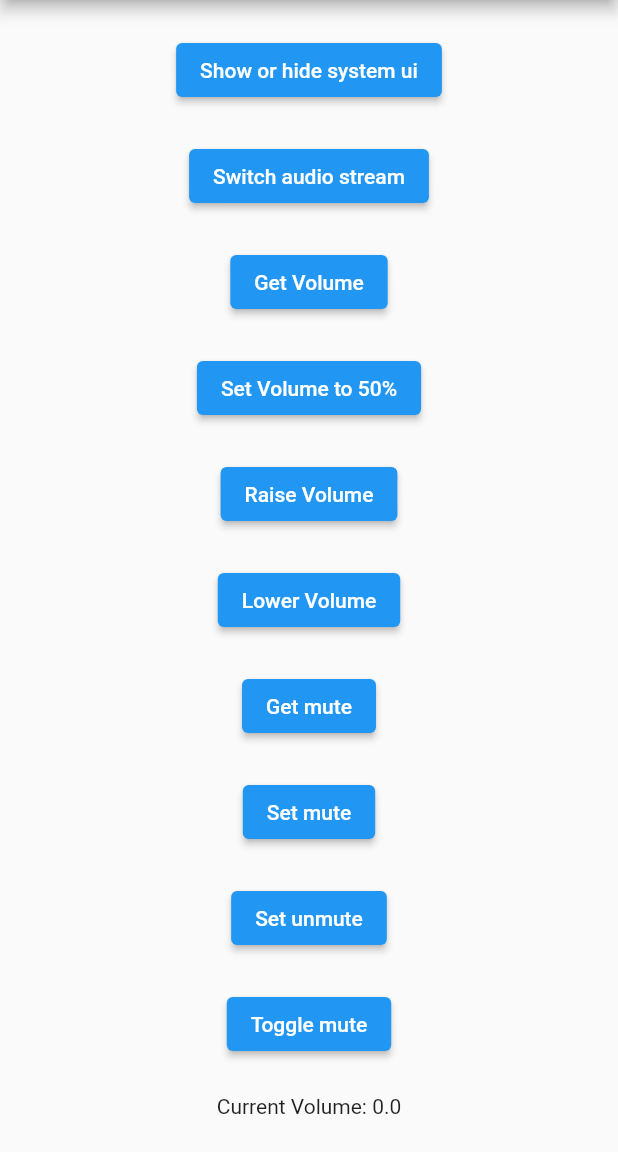
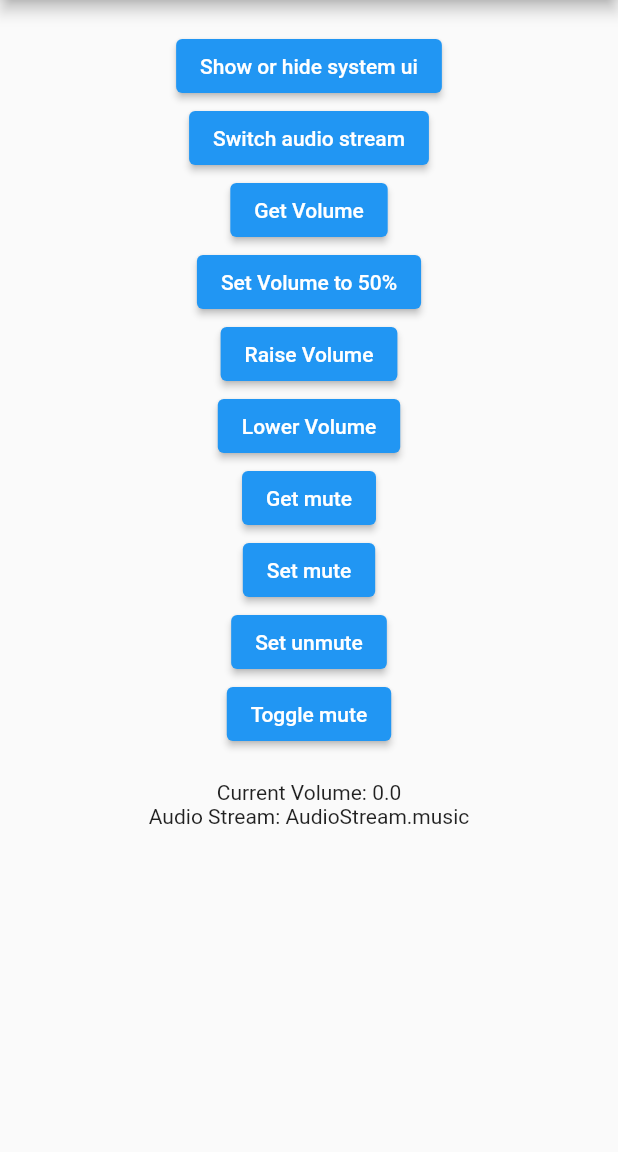
Before and after one commit to yosemiteyss/flutter_volume_controller, a Flutter app: the screen it shows after launch, on a phone screen of 412 x 824 dp, the part 84-1236 px from its top. Run offline on Flutter 3.47's test engine with Material 2 defaults, Android fonts, the light colour scheme and no system bars.

Commit message:
add android audio stream and iOS audio session category pickers to example

```diff
--- a/example/lib/main.dart
+++ b/example/lib/main.dart
@@ -7,23 +7,32 @@ void main() {
   runApp(const MyApp());
 }
 
-class MyApp extends StatefulWidget {
+class MyApp extends StatelessWidget {
   const MyApp({Key? key}) : super(key: key);
 
   @override
-  State<MyApp> createState() => _MyAppState();
+  Widget build(BuildContext context) {
+    return const MaterialApp(
+      home: Home(),
+    );
+  }
 }
 
-class _MyAppState extends State<MyApp> {
-  final _scaffoldMessengerKey = GlobalKey<ScaffoldMessengerState>();
+class Home extends StatefulWidget {
+  const Home({Key? key}) : super(key: key);
 
+  @override
+  State<StatefulWidget> createState() => _HomeState();
+}
+
+class _HomeState extends State<Home> {
   AudioStream _audioStream = AudioStream.music;
+  AudioSessionCategory _audioSessionCategory = AudioSessionCategory.ambient;
   double _currentVolume = 0.0;
 
   @override
   void initState() {
     super.initState();
-    FlutterVolumeController.setAndroidAudioStream(stream: AudioStream.music);
     FlutterVolumeController.addListener((volume) {
       setState(() {
         _currentVolume = volume;
@@ -39,14 +48,12 @@ class _MyAppState extends State<MyApp> {
 
   @override
   Widget build(BuildContext context) {
-    return MaterialApp(
-      scaffoldMessengerKey: _scaffoldMessengerKey,
-      home: Scaffold(
+    return Scaffold(
       appBar: AppBar(
         title: const Text('Flutter Volume Controller Example'),
       ),
-        body: Column(
-          mainAxisAlignment: MainAxisAlignment.spaceEvenly,
+      body: ListView(
+        padding: const EdgeInsets.all(20),
         children: [
           if (Platform.isAndroid || Platform.isIOS)
             Center(
@@ -55,13 +62,8 @@ class _MyAppState extends State<MyApp> {
                 onPressed: () {
                   FlutterVolumeController.showSystemUI =
                       !FlutterVolumeController.showSystemUI;
-                    _scaffoldMessengerKey.currentState?.showSnackBar(
-                      SnackBar(
-                        content: Text(
+                  _showSnackBar(
                     'Show system ui: ${FlutterVolumeController.showSystemUI}',
-                        ),
-                        duration: const Duration(seconds: 2),
-                      ),
                   );
                 },
               ),
@@ -70,16 +72,33 @@ class _MyAppState extends State<MyApp> {
             Center(
               child: ElevatedButton(
                 child: const Text('Switch audio stream'),
-                  onPressed: () {
-                    _audioStream = AudioStream.values[_audioStream.index ^ 1];
-                    _scaffoldMessengerKey.currentState?.showSnackBar(
-                      SnackBar(
-                        content: Text(
-                          'Audio stream: ${_audioStream.name}',
+                onPressed: () async {
+                  final stream = await _pickAndroidAudioStream(context);
+                  if (stream != null) {
+                    setState(() {
+                      _audioStream = stream;
+                    });
+                    await FlutterVolumeController.setAndroidAudioStream(
+                      stream: stream,
+                    );
+                  }
+                },
               ),
-                        duration: const Duration(seconds: 2),
             ),
+          if (Platform.isIOS)
+            Center(
+              child: ElevatedButton(
+                child: const Text('Switch audio session category'),
+                onPressed: () async {
+                  final category = await _pickIOSAudioSessionCategory(context);
+                  if (category != null) {
+                    setState(() {
+                      _audioSessionCategory = category;
+                    });
+                    await FlutterVolumeController.setIOSAudioSessionCategory(
+                      category: category,
                     );
+                  }
                 },
               ),
             ),
@@ -90,14 +109,7 @@ class _MyAppState extends State<MyApp> {
                 final volume = await FlutterVolumeController.getVolume(
                   stream: _audioStream,
                 );
-                  _scaffoldMessengerKey.currentState?.showSnackBar(
-                    SnackBar(
-                      content: Text(
-                        'Current Volume: $volume (${_audioStream.name})',
-                      ),
-                      duration: const Duration(seconds: 2),
-                    ),
-                  );
+                _showSnackBar('Current Volume: $volume');
               },
             ),
           ),
@@ -139,12 +151,7 @@ class _MyAppState extends State<MyApp> {
               child: const Text('Get mute'),
               onPressed: () async {
                 final isMuted = await FlutterVolumeController.getMute();
-                  _scaffoldMessengerKey.currentState?.showSnackBar(
-                    SnackBar(
-                      content: Text('Muted: $isMuted'),
-                      duration: const Duration(seconds: 2),
-                    ),
-                  );
+                _showSnackBar('Muted: $isMuted');
               },
             ),
           ),
@@ -178,9 +185,75 @@ class _MyAppState extends State<MyApp> {
               },
             ),
           ),
-            Text('Current Volume: $_currentVolume'),
+          const SizedBox(height: 20),
+          Text(
+            'Current Volume: $_currentVolume',
+            textAlign: TextAlign.center,
+          ),
+          if (Platform.isAndroid)
+            Text(
+              'Audio Stream: $_audioStream',
+              textAlign: TextAlign.center,
+            ),
+          if (Platform.isIOS)
+            Text(
+              'Audio Session Category: $_audioSessionCategory',
+              textAlign: TextAlign.center,
+            ),
         ],
       ),
+    );
+  }
+
+  Future<AudioStream?> _pickAndroidAudioStream(BuildContext context) async {
+    return await showModalBottomSheet(
+      context: context,
+      builder: (context) {
+        return ListView.builder(
+          shrinkWrap: true,
+          itemCount: AudioStream.values.length,
+          itemBuilder: (_, index) {
+            return ListTile(
+              title: Text(AudioStream.values[index].name),
+              onTap: () {
+                Navigator.of(context).maybePop(AudioStream.values[index]);
+              },
+            );
+          },
+        );
+      },
+    );
+  }
+
+  Future<AudioSessionCategory?> _pickIOSAudioSessionCategory(
+    BuildContext context,
+  ) async {
+    return await showModalBottomSheet(
+      context: context,
+      builder: (context) {
+        return ListView.builder(
+          shrinkWrap: true,
+          itemCount: AudioSessionCategory.values.length,
+          itemBuilder: (_, index) {
+            return ListTile(
+              title: Text(AudioSessionCategory.values[index].name),
+              onTap: () {
+                Navigator.of(context).maybePop(
+                  AudioSessionCategory.values[index],
+                );
+              },
+            );
+          },
+        );
+      },
+    );
+  }
+
+  void _showSnackBar(String message) {
+    ScaffoldMessenger.of(context).showSnackBar(
+      SnackBar(
+        content: Text(message),
+        duration: const Duration(seconds: 2),
       ),
     );
   }
```
Also changed, not shown: 4 other files. Lines whose indentation alone changed are shown as unchanged.
